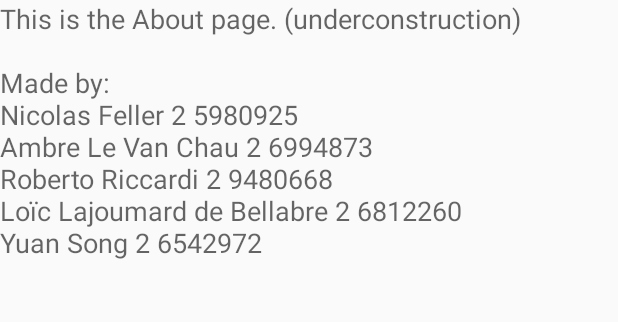
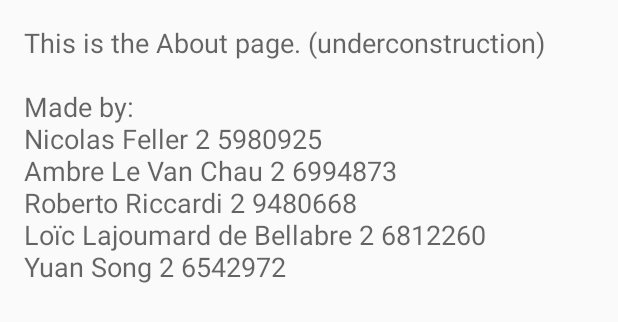
Before and after one commit to nrkfeller/driving_aid_app, an Android app: the layout activity_about.xml on its own in the app's theme, with its tools: preview values and no code run, on a phone screen of 412 x 824 dp. Shown: the top 322 px of the screen. Run offline under Robolectric (Android 15) with nearby library versions, the phone set to English and light mode, and no system bars.

Commit message:
Fixed About page and worked on barChart

```diff
--- a/app/src/main/AndroidManifest.xml
+++ b/app/src/main/AndroidManifest.xml
@@ -24,6 +24,7 @@
         <activity android:name=".TrackingActivity" />
         <activity android:name=".ScriptActivity" />
         <activity android:name=".RecordingsActivity" />
+        <activity android:name=".AboutActivity" />
         <activity
             android:name=".PreferenceActivity"
             android:label="@string/title_activity_preference"
--- a/app/src/main/java/com/efelnic/driveapp/MainActivity.java
+++ b/app/src/main/java/com/efelnic/driveapp/MainActivity.java
@@ -42,10 +42,8 @@ public class MainActivity extends AppCompatActivity {
                 startActivity(intent);
             }
         });
+    }
 
-
-
-    }
     public void goToTrackingActivity(View view) {
         Intent i = new Intent(getApplicationContext(), TrackingActivity.class);
         startActivity(i);
--- a/app/src/main/res/layout/activity_about.xml
+++ b/app/src/main/res/layout/activity_about.xml
@@ -1,12 +1,21 @@
 <?xml version="1.0" encoding="utf-8"?>
-<LinearLayout xmlns:android="http://schemas.android.com/apk/res/android"
-    android:orientation="vertical" android:layout_width="match_parent"
-    android:layout_height="match_parent">
+<RelativeLayout xmlns:android="http://schemas.android.com/apk/res/android"
+xmlns:tools="http://schemas.android.com/tools"
+android:layout_width="match_parent"
+android:layout_height="match_parent"
+android:paddingBottom="@dimen/activity_vertical_margin"
+android:paddingLeft="@dimen/activity_horizontal_margin"
+android:paddingRight="@dimen/activity_horizontal_margin"
+android:paddingTop="@dimen/activity_vertical_margin"
+tools:context="com.efelnic.driveapp.AboutActivity">
 
-    <TextView
-        android:layout_width="wrap_content"
-        android:layout_height="wrap_content"
-        android:textAppearance="?android:attr/textAppearanceMedium"
-        android:text="@string/About_Text"
-        android:id="@+id/textView3" />
-</LinearLayout>
+<TextView
+    android:layout_width="wrap_content"
+    android:layout_height="wrap_content"
+    android:textAppearance="?android:attr/textAppearanceMedium"
+    android:text="@string/About_Text"
+    android:id="@+id/About_textView"
+    android:layout_alignParentTop="true"
+    android:layout_alignParentLeft="true"
+    android:layout_alignParentStart="true" />
+</RelativeLayout>
```
Also changed, not shown: app/src/main/java/com/efelnic/driveapp/TrackingActivity.java (+19 -17 lines), app/src/main/res/drawable/ready.xml (+4 -4 lines), app/src/main/res/layout/activity_main.xml (+3 -17 lines).
